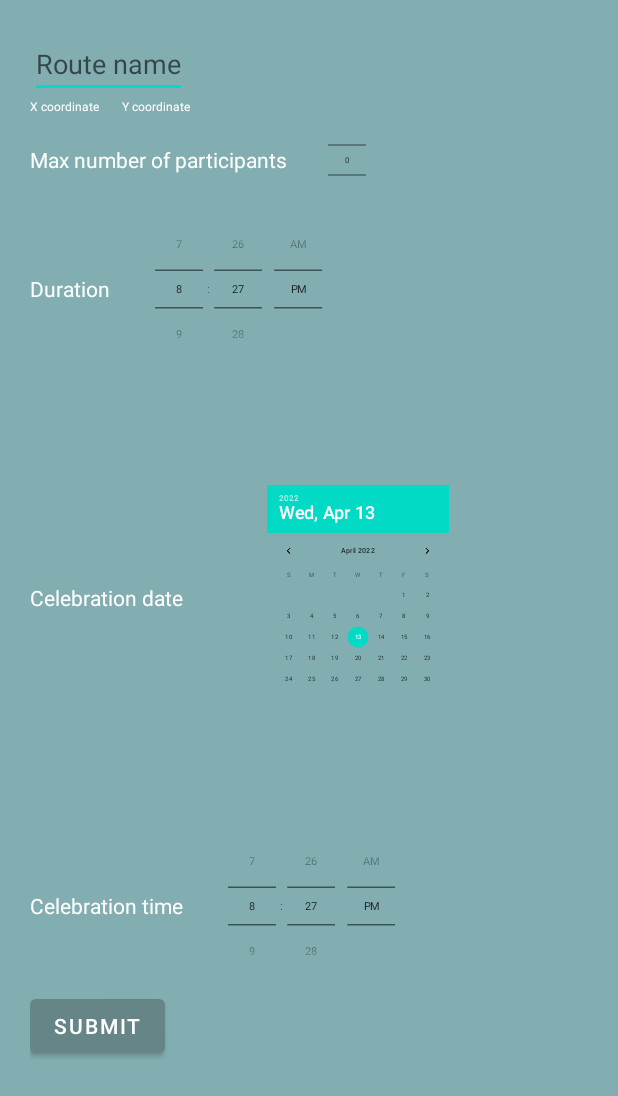
After one commit to gen-4/TFG-Sleipnir, an Android app: the layout activity_fill_route_info.xml on its own in the app's theme, with its tools: preview values and no code run, on a phone screen of 412 x 824 dp. The commit adds this screen. Shown: the top 1096 px of the screen. Run offline under Robolectric (Android 15) with nearby library versions, the phone set to English and light mode, and no system bars; network calls fail.

Commit message:
Finalizada fucnionalidad createRoute (Al menos primera versión sin estilizar)

```diff
--- a/frontend/app/src/main/AndroidManifest.xml
+++ b/frontend/app/src/main/AndroidManifest.xml
@@ -16,7 +16,9 @@
         android:supportsRtl="true"
         android:theme="@style/Theme.Sleipnir"
         android:usesCleartextTraffic="true">
-
+        <activity
+            android:name=".FillRouteInfoActivity"
+            android:exported="false" />
         <!--
              TODO: Before you run your application, you need a Google Maps API key.
 
--- a/frontend/app/src/main/java/com/android/sleipnir/DrawerActivity.kt
+++ b/frontend/app/src/main/java/com/android/sleipnir/DrawerActivity.kt
@@ -34,10 +34,10 @@ class DrawerActivity : AppCompatActivity() {
 
         setSupportActionBar(binding.appBarDrawer.toolbar)
 
-        binding.appBarDrawer.fab.setOnClickListener { view ->
+        /*binding.appBarDrawer.fab.setOnClickListener { view ->
             Snackbar.make(view, "Replace with your own action", Snackbar.LENGTH_LONG)
                 .setAction("Action", null).show()
-        }
+        }*/
         val drawerLayout: DrawerLayout = binding.drawerLayout
         val navView: NavigationView = binding.navView
         val navController = findNavController(R.id.nav_host_fragment_content_drawer)
@@ -66,4 +66,5 @@ class DrawerActivity : AppCompatActivity() {
         val navController = findNavController(R.id.nav_host_fragment_content_drawer)
         return navController.navigateUp(appBarConfiguration) || super.onSupportNavigateUp()
     }
+
 }
--- /dev/null
+++ b/frontend/app/src/main/res/layout/activity_fill_route_info.xml
@@ -0,0 +1,192 @@
+<?xml version="1.0" encoding="utf-8"?>
+<androidx.constraintlayout.widget.ConstraintLayout xmlns:android="http://schemas.android.com/apk/res/android"
+    xmlns:app="http://schemas.android.com/apk/res-auto"
+    xmlns:tools="http://schemas.android.com/tools"
+    android:layout_width="match_parent"
+    android:layout_height="match_parent"
+    android:padding="20sp"
+    android:background="@color/secondary"
+    tools:context=".FillRouteInfoActivity">
+
+    <ScrollView
+        android:layout_width="match_parent"
+        android:layout_height="match_parent">
+
+        <androidx.appcompat.widget.LinearLayoutCompat
+            android:layout_width="match_parent"
+            android:layout_height="wrap_content"
+            android:gravity="start"
+            android:orientation="vertical"
+            app:layout_constraintBottom_toBottomOf="parent"
+            app:layout_constraintEnd_toEndOf="parent"
+            app:layout_constraintStart_toStartOf="parent"
+            app:layout_constraintTop_toTopOf="parent">
+
+            <EditText
+                android:id="@+id/route_name"
+                android:layout_width="wrap_content"
+                android:layout_height="wrap_content"
+                android:hint="@string/route_name"
+                android:textColor="@color/textColor" />
+
+            <androidx.appcompat.widget.LinearLayoutCompat
+                android:layout_width="wrap_content"
+                android:layout_height="wrap_content"
+                android:orientation="horizontal">
+
+                <TextView
+                    android:layout_width="wrap_content"
+                    android:layout_height="wrap_content"
+                    android:text="@string/x_coord"
+                    android:textColor="@color/textColor"
+                    android:textSize="8sp" />
+
+                <TextView
+                    android:id="@+id/x_cord"
+                    android:layout_width="wrap_content"
+                    android:layout_height="wrap_content"
+                    android:layout_marginStart="5sp"
+                    android:layout_marginEnd="10sp"
+                    android:textColor="@color/textColor"
+                    android:textSize="8sp" />
+
+                <TextView
+                    android:layout_width="wrap_content"
+                    android:layout_height="wrap_content"
+                    android:text="@string/y_coord"
+                    android:textColor="@color/textColor"
+                    android:textSize="8sp" />
+
+                <TextView
+                    android:id="@+id/y_cord"
+                    android:layout_width="wrap_content"
+                    android:layout_height="wrap_content"
+                    android:layout_marginStart="5sp"
+                    android:textColor="@color/textColor"
+                    android:textSize="8sp" />
+
+            </androidx.appcompat.widget.LinearLayoutCompat>
+
+
+            <androidx.appcompat.widget.LinearLayoutCompat
+                android:layout_width="wrap_content"
+                android:layout_height="wrap_content"
+                android:gravity="center"
+                android:orientation="horizontal">
+
+                <TextView
+                    android:layout_width="wrap_content"
+                    android:layout_height="wrap_content"
+                    android:layout_marginEnd="8sp"
+                    android:text="@string/max_participants_label"
+                    android:textColor="@color/textColor" />
+
+                <NumberPicker
+                    android:id="@+id/max_participants"
+                    android:layout_width="wrap_content"
+                    android:layout_height="wrap_content"
+                    android:layout_marginTop="-60dp"
+                    android:layout_marginBottom="-60dp"
+                    android:scaleX="0.4"
+                    android:scaleY="0.4" />
+            </androidx.appcompat.widget.LinearLayoutCompat>
+
+            <androidx.appcompat.widget.LinearLayoutCompat
+                android:layout_width="wrap_content"
+                android:layout_height="wrap_content"
+                android:gravity="center"
+                android:orientation="horizontal">
+
+                <TextView
+                    android:layout_width="wrap_content"
+                    android:layout_height="wrap_content"
+                    android:layout_marginEnd="8sp"
+                    android:text="@string/duration_label"
+                    android:textColor="@color/textColor" />
+
+                <TimePicker
+                    android:id="@+id/duration"
+                    android:layout_width="wrap_content"
+                    android:layout_height="wrap_content"
+                    android:layout_marginStart="-50dp"
+                    android:layout_marginTop="-50dp"
+                    android:layout_marginEnd="-50dp"
+                    android:layout_marginBottom="-50dp"
+                    android:scaleX="0.5"
+                    android:scaleY="0.5"
+                    android:timePickerMode="spinner" />
+            </androidx.appcompat.widget.LinearLayoutCompat>
+
+
+            <androidx.appcompat.widget.LinearLayoutCompat
+                android:layout_width="wrap_content"
+                android:layout_height="wrap_content"
+                android:gravity="start"
+                android:orientation="vertical">
+
+
+                <androidx.appcompat.widget.LinearLayoutCompat
+                    android:layout_width="wrap_content"
+                    android:layout_height="wrap_content"
+                    android:gravity="center"
+                    android:orientation="horizontal">
+
+                    <TextView
+                        android:layout_width="wrap_content"
+                        android:layout_height="wrap_content"
+                        android:layout_marginEnd="8sp"
+                        android:text="@string/date_picker_label"
+                        android:textColor="@color/textColor" />
+
+                    <DatePicker
+                        android:id="@+id/date_picker"
+                        android:layout_width="wrap_content"
+                        android:layout_height="wrap_content"
+                        android:layout_marginStart="-65dp"
+                        android:layout_marginTop="-65dp"
+                        android:layout_marginEnd="-65dp"
+                        android:layout_marginBottom="-65dp"
+                        android:scaleX="0.35"
+                        android:scaleY="0.35" />
+                </androidx.appcompat.widget.LinearLayoutCompat>
+
+                <androidx.appcompat.widget.LinearLayoutCompat
+                    android:layout_width="wrap_content"
+                    android:layout_height="wrap_content"
+                    android:gravity="center"
+                    android:orientation="horizontal">
+
+                    <TextView
+                        android:layout_width="wrap_content"
+                        android:layout_height="wrap_content"
+                        android:layout_marginEnd="8sp"
+                        android:text="@string/time_picker_label"
+                        android:textColor="@color/textColor" />
+
+                    <TimePicker
+                        android:id="@+id/time_picker"
+                        android:layout_width="wrap_content"
+                        android:layout_height="wrap_content"
+                        android:layout_marginStart="-50dp"
+                        android:layout_marginTop="-50dp"
+                        android:layout_marginEnd="-50dp"
+                        android:layout_marginBottom="-50dp"
+                        android:scaleX="0.50"
+                        android:scaleY="0.50"
+                        android:timePickerMode="spinner" />
+                </androidx.appcompat.widget.LinearLayoutCompat>
+
+
+            </androidx.appcompat.widget.LinearLayoutCompat>
+
+            <Button
+                android:id="@+id/submit_route_btn"
+                android:layout_width="wrap_content"
+                android:layout_height="wrap_content"
+                android:text="@string/submit_button"
+                android:textColor="@color/textColor" />
+
+        </androidx.appcompat.widget.LinearLayoutCompat>
+    </ScrollView>
+
+</androidx.constraintlayout.widget.ConstraintLayout>
--- a/frontend/app/src/main/res/layout/activity_signup.xml
+++ b/frontend/app/src/main/res/layout/activity_signup.xml
@@ -23,7 +23,7 @@
             android:layout_marginBottom="18dp"
             android:gravity="center"
             android:text="@string/signup_title"
-            android:textColor="@color/white"
+            android:textColor="@color/textColor"
             android:textSize="26sp" />
 
 
@@ -96,7 +96,7 @@
             android:layout_height="wrap_content"
             android:backgroundTint="@color/backColor"
             android:text="@string/submit_button"
-            android:textColor="@color/white" />
+            android:textColor="@color/textColor" />
 
     </LinearLayout>
 
--- a/frontend/app/src/main/res/layout/app_bar_drawer.xml
+++ b/frontend/app/src/main/res/layout/app_bar_drawer.xml
@@ -23,13 +23,13 @@
 
     <include layout="@layout/content_drawer" />
 
-    <com.google.android.material.floatingactionbutton.FloatingActionButton
+    <!--<com.google.android.material.floatingactionbutton.FloatingActionButton
         android:id="@+id/fab"
         android:layout_width="wrap_content"
         android:layout_height="wrap_content"
         android:layout_gravity="bottom|end"
         android:layout_marginEnd="@dimen/fab_margin"
         android:layout_marginBottom="16dp"
-        app:srcCompat="@android:drawable/ic_dialog_email" />
+        app:srcCompat="@android:drawable/ic_dialog_email" />-->
 
 </androidx.coordinatorlayout.widget.CoordinatorLayout>
--- a/frontend/app/src/main/res/values/colors.xml
+++ b/frontend/app/src/main/res/values/colors.xml
@@ -12,6 +12,7 @@
     <color name="primary">#668586</color>
     <color name="secondary">#82aeb1</color>
     <color name="backColor">#93c6d6</color>
-    <color name="textColor">#a7acd9</color>
+    <color name="softColor">#a7acd9</color>
     <color name="wildcard">#9e8fb2</color>
+    <color name="textColor">#FFFFFFFF</color>
 </resources>
--- a/frontend/app/src/main/res/values/strings.xml
+++ b/frontend/app/src/main/res/values/strings.xml
@@ -30,4 +30,17 @@
     <string name="menu_home">Home</string>
     <string name="menu_gallery">Gallery</string>
     <string name="menu_slideshow">Slideshow</string>
+
+
+    <string name="create_route_instrucions">Build the route, then press the button to continue</string>
+    <string name="create_rute_button">Proceed</string>
+
+
+    <string name="route_name">Route name</string>
+    <string name="x_coord">X coordinate</string>
+    <string name="y_coord">Y coordinate</string>
+    <string name="max_participants_label">Max number of participants</string>
+    <string name="duration_label">Duration</string>
+    <string name="date_picker_label">Celebration date</string>
+    <string name="time_picker_label">Celebration time</string>
 </resources>
```
Also changed, not shown: frontend/app/src/main/java/com/android/sleipnir/FillRouteInfoActivity.kt (added, +125 -0 lines), frontend/app/src/main/java/com/android/sleipnir/ui/create_route/CreateRoute.kt (+52 -10 lines), frontend/app/src/main/res/layout/activity_login.xml (+4 -4 lines), frontend/app/src/main/res/layout/fragment_create_route.xml (+34 -1 lines), 9 other files.
